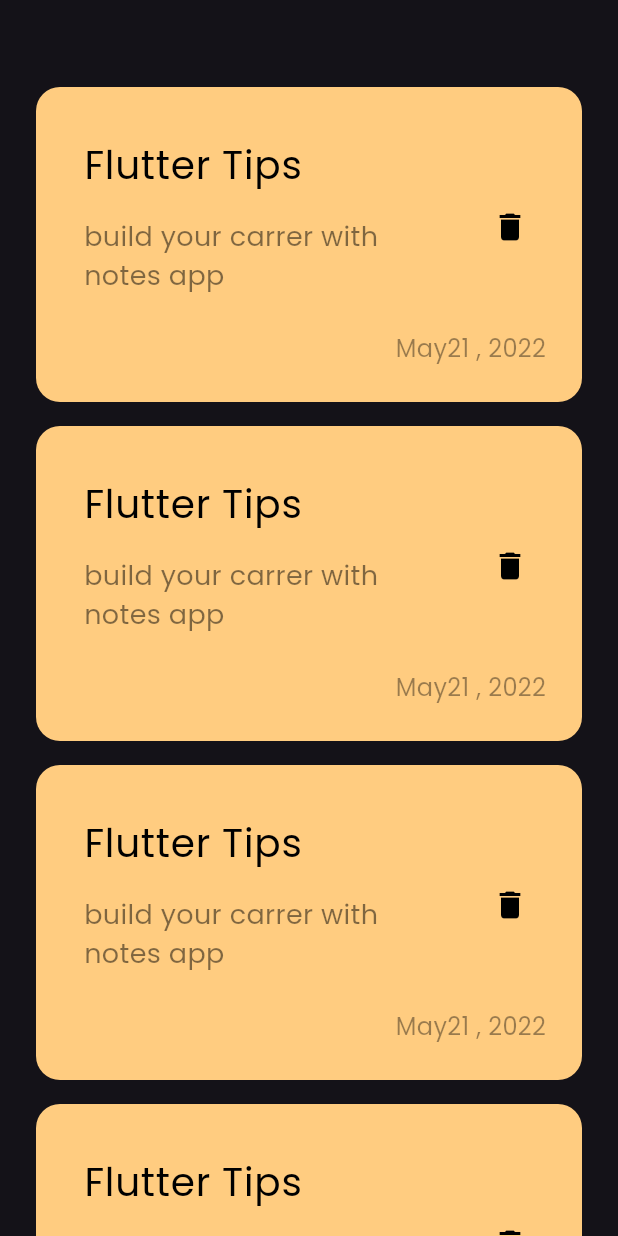
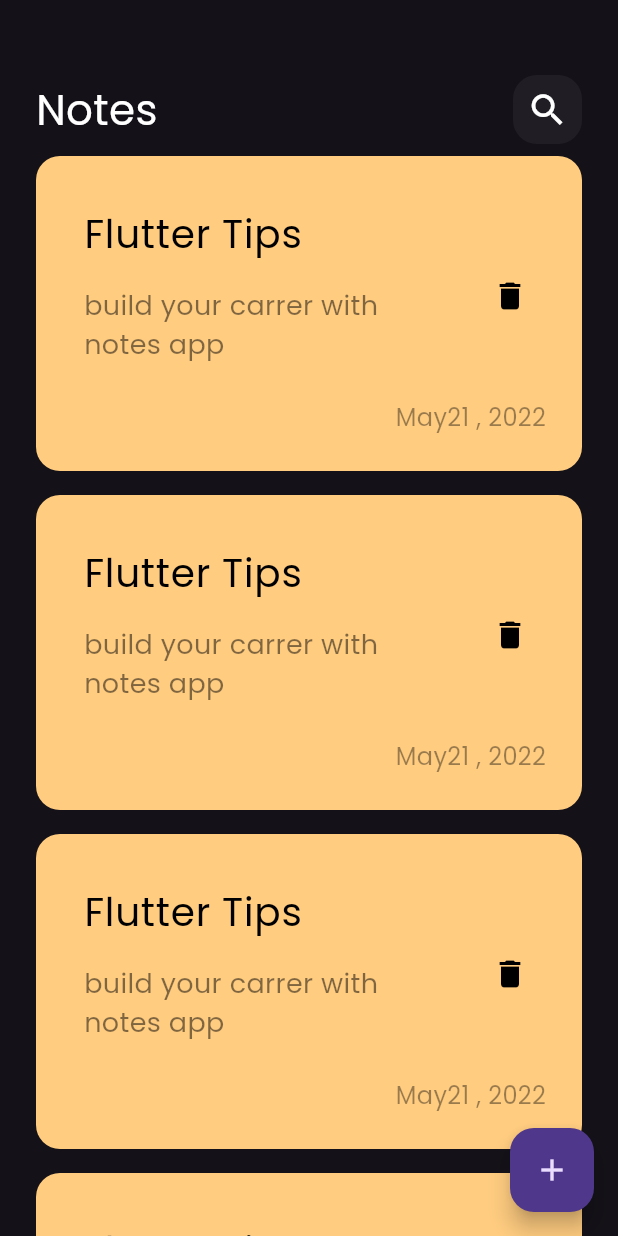
Before and after one commit to MohabMoham/notes_app, a Flutter app: the screen it shows after launch, on a phone screen of 412 x 824 dp. Run offline on Flutter 3.47's test engine with Material 3 defaults, Android fonts, the phone set to English and light mode, and no system bars.

Commit message:
create floating action button

```diff
--- a/lib/views/notes_view.dart
+++ b/lib/views/notes_view.dart
@@ -6,8 +6,10 @@ class NotesView extends StatelessWidget {
 
   @override
   Widget build(BuildContext context) {
-    return const Scaffold(
-      body: NotesViewBody(),
+    return Scaffold(
+      floatingActionButton: FloatingActionButton(onPressed: (){},
+        child:const Icon(Icons.add) ,),
+      body: const NotesViewBody(),
     );
   }
 }
--- a/lib/widgets/notes_view_body.dart
+++ b/lib/widgets/notes_view_body.dart
@@ -16,6 +16,7 @@ class NotesViewBody extends StatelessWidget {
            SizedBox(
              height: 50,
            ),
+          CustomAppBar(),
           Expanded(
               child: NotesListView()
           ),
```
